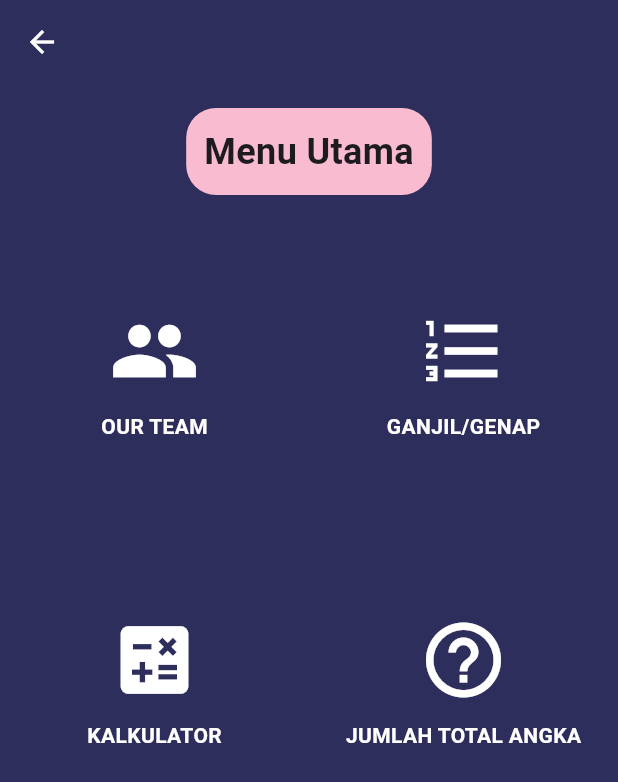
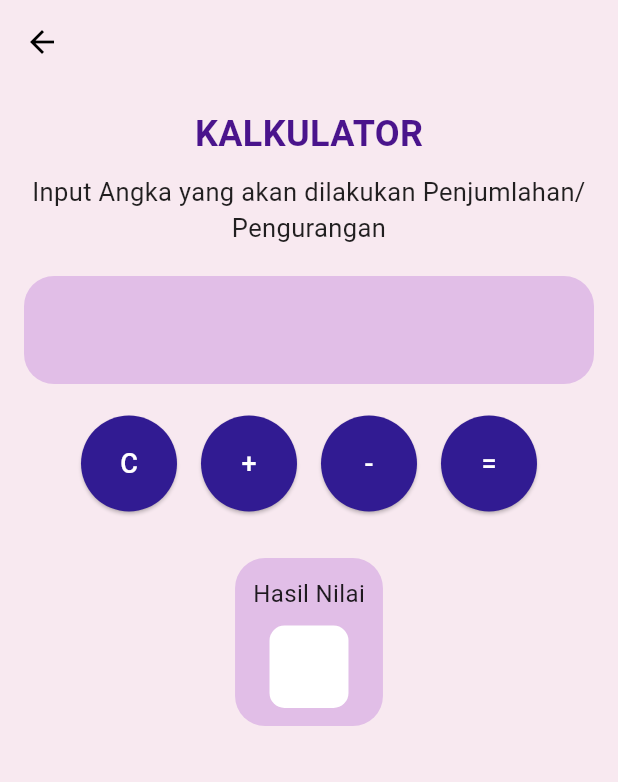
Before and after one commit to nafalf/TPM_Project-1-Kalkulator-Mobile, a Flutter app: the MainMenu screen opened directly, after a tap on "KALKULATOR", on a phone screen of 412 x 824 dp. Shown: the top 782 px of the screen. Run offline on Flutter 3.47's test engine with Material 3 defaults, Android fonts, the phone set to English and light mode, and no system bars.

Commit message:
tambal kalkulator

```diff
--- /dev/null
+++ b/lib/calculator_page.dart
@@ -0,0 +1,175 @@
+import 'package:flutter/material.dart';
+
+class CalculatorPage extends StatefulWidget {
+  const CalculatorPage({super.key});
+
+  @override
+  _CalculatorPageState createState() => _CalculatorPageState();
+}
+
+class _CalculatorPageState extends State<CalculatorPage> {
+  TextEditingController inputController = TextEditingController();
+  String result = "     ";
+  String operation = "+";
+
+  void calculateResult() {
+    try {
+      List<String> numbers = inputController.text.split(RegExp(r'[+-]'));
+      List<String> operators = inputController.text
+          .replaceAll(RegExp(r'[0-9]'), '') // Hapus angka
+          .split('');
+
+      if (numbers.isEmpty || operators.isEmpty) return;
+
+      double total = double.parse(numbers[0]);
+
+      for (int i = 0; i < operators.length; i++) {
+        double num = double.parse(numbers[i + 1]);
+        if (operators[i] == "+") {
+          total += num;
+        } else if (operators[i] == "-") {
+          total -= num;
+        }
+      }
+
+      setState(() {
+        result = total.toString();
+      });
+    } catch (e) {
+      setState(() {
+        result = "ERROR";
+      });
+    }
+  }
+
+  void clearInput() {
+    setState(() {
+      inputController.clear();
+      result = "";
+    });
+  }
+
+  void addToInput(String value) {
+    setState(() {
+      inputController.text += value;
+    });
+  }
+
+  @override
+  Widget build(BuildContext context) {
+    return Scaffold(
+      backgroundColor: Color(0xFFF8E9F0),
+      appBar: AppBar(
+        backgroundColor: Colors.transparent,
+        elevation: 0,
+        leading: IconButton(
+          icon: Icon(Icons.arrow_back, color: Colors.black),
+          onPressed: () {
+            Navigator.pop(context);
+          },
+        ),
+      ),
+      body: Padding(
+        padding: const EdgeInsets.all(16.0),
+        child: Column(
+          crossAxisAlignment: CrossAxisAlignment.center,
+          children: [
+            Text(
+              "KALKULATOR",
+              style: TextStyle(
+                fontSize: 24,
+                fontWeight: FontWeight.bold,
+                color: Colors.purple.shade900,
+              ),
+            ),
+            SizedBox(height: 10),
+            Text(
+              "Input Angka yang akan dilakukan Penjumlahan/Pengurangan",
+              textAlign: TextAlign.center,
+              style: TextStyle(
+                fontSize: 17,
+                color: Colors.black87,
+              ),
+            ),
+            SizedBox(height: 20),
+            Container(
+              padding: EdgeInsets.all(12),
+              decoration: BoxDecoration(
+                color: Colors.purple.shade100,
+                borderRadius: BorderRadius.circular(20),
+              ),
+              child: TextField(
+                controller: inputController,
+                keyboardType: TextInputType.number,
+                style: TextStyle(fontSize: 20),
+                decoration: InputDecoration(
+                  border: InputBorder.none,
+                ),
+              ),
+            ),
+            SizedBox(height: 20),
+            Row(
+              mainAxisAlignment: MainAxisAlignment.center,
+              children: [
+                _buildButton("C", clearInput),
+                _buildButton("+", () => addToInput("+")),
+                _buildButton("-", () => addToInput("-")),
+                _buildButton("=", calculateResult),
+              ],
+            ),
+            SizedBox(height: 30),
+            Container(
+              padding: EdgeInsets.all(12),
+              decoration: BoxDecoration(
+                color: Colors.purple.shade100,
+                borderRadius: BorderRadius.circular(20),
+              ),
+              child: Column(
+                children: [
+                  Text(
+                    "Hasil Nilai",
+                    style: TextStyle(fontSize: 16, color: Colors.black87),
+                  ),
+                  SizedBox(height: 10),
+                  Container(
+                    padding: EdgeInsets.all(12),
+                    decoration: BoxDecoration(
+                      color: Colors.white,
+                      borderRadius: BorderRadius.circular(10),
+                    ),
+                    child: Text(
+                      result,
+                      style: TextStyle(
+                        fontSize: 22,
+                        fontWeight: FontWeight.bold,
+                        color: Colors.purple.shade900,
+                      ),
+                    ),
+                  ),
+                ],
+              ),
+            ),
+          ],
+        ),
+      ),
+    );
+  }
+
+  Widget _buildButton(String label, VoidCallback onTap) {
+    return Padding(
+      padding: const EdgeInsets.symmetric(horizontal: 8.0),
+      child: ElevatedButton(
+        onPressed: onTap,
+        style: ElevatedButton.styleFrom(
+          backgroundColor: Colors.deepPurple.shade900,
+          padding: EdgeInsets.all(20),
+          shape: CircleBorder(),
+        ),
+        child: Text(
+          label,
+          style: TextStyle(fontSize: 18, color: Colors.white),
+        ),
+      ),
+    );
+  }
+}
--- a/lib/main.dart
+++ b/lib/main.dart
@@ -1,6 +1,7 @@
 import 'package:flutter/material.dart';
 import 'login.dart';
 import 'our_team.dart';
+import 'calculator_page.dart';
 
 void main() {
   runApp(const MyApp());
@@ -61,7 +62,12 @@ class MainMenu extends StatelessWidget {
                   );
                 }),
                 _buildMenuItem(Icons.format_list_numbered, "GANJIL/GENAP", () {}),
-                _buildMenuItem(Icons.calculate, "KALKULATOR", () {}),
+                _buildMenuItem(Icons.calculate, "KALKULATOR", () {
+                  Navigator.push(
+                    context,
+                    MaterialPageRoute(builder: (context) => CalculatorPage()),
+                  );
+                }),
                 _buildMenuItem(Icons.help_outline, "JUMLAH TOTAL ANGKA", () {}),
               ],
             ),
--- a/pubspec.yaml
+++ b/pubspec.yaml
@@ -19,7 +19,7 @@ publish_to: 'none' # Remove this line if you wish to publish to pub.dev
 version: 1.0.0+1
 
 environment:
-  sdk: ^3.6.2
+  sdk: ">=3.6.1 <4.0.0"
 
 # Dependencies specify other packages that your package needs in order to work.
 # To automatically upgrade your package dependencies to the latest versions
```
Also changed, not shown: 125 other files.
